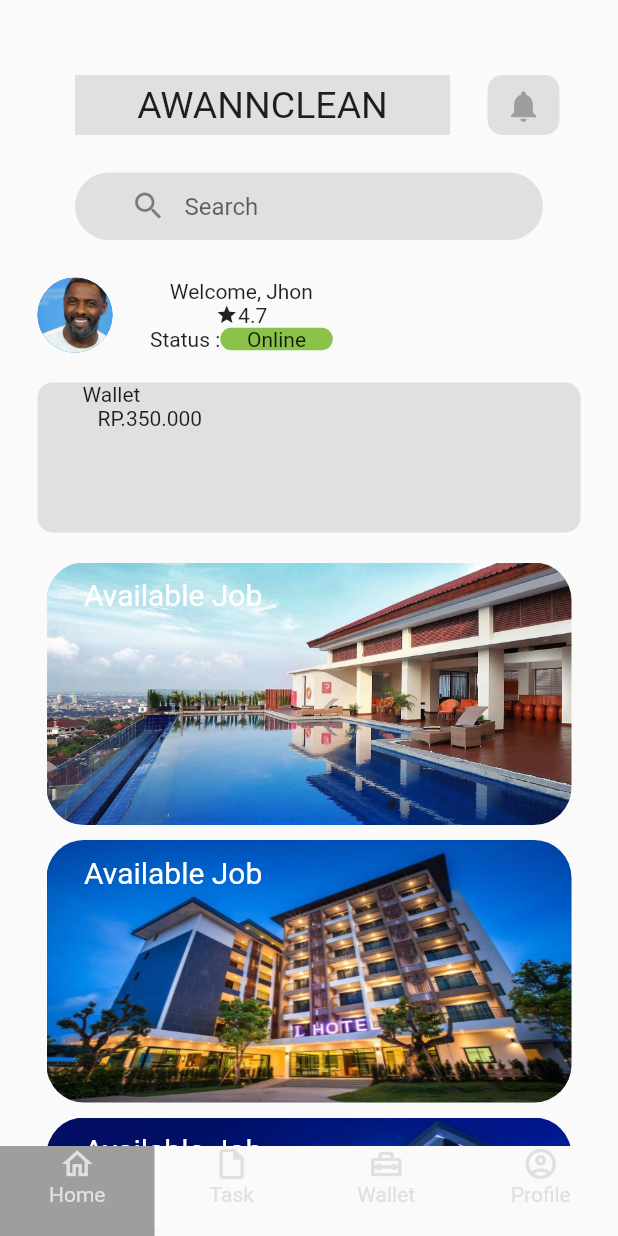
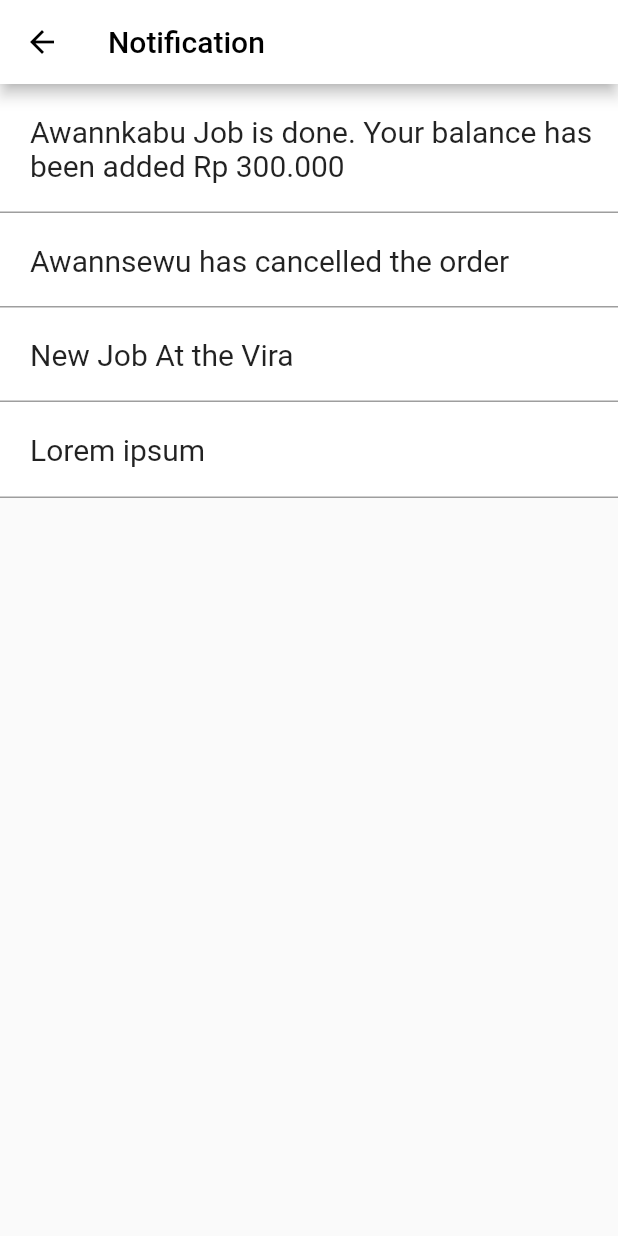
Before and after one commit to subkhanasroi/test1, a Flutter app: the ButtonNavbar screen opened directly, after a tap on the "notifications" icon, on a phone screen of 412 x 824 dp. Run offline on Flutter 3.47's test engine with Material 2 defaults, Android fonts, the phone set to English and light mode, and no system bars.

Commit message:
commit 4

```diff
--- /dev/null
+++ b/lib/HomePage/Notification/notification_screen.dart
@@ -0,0 +1,72 @@
+import 'package:flutter/material.dart';
+
+class NotificationScreen extends StatefulWidget {
+  @override
+  _NotificationScreenState createState() => _NotificationScreenState();
+}
+
+class _NotificationScreenState extends State<NotificationScreen> {
+  @override
+  Widget build(BuildContext context) {
+    return MaterialApp(
+      debugShowCheckedModeBanner: false,
+      title: 'Notification',
+      home: Scaffold(
+          appBar: AppBar(
+            leading: IconButton(
+              icon: Icon(Icons.arrow_back, color: Colors.black),
+              onPressed: () => Navigator.of(context).pop(),
+            ),
+            title: Text(
+              'Notification',
+              style: TextStyle(color: Colors.black),
+            ),
+            backgroundColor: Colors.white,
+          ),
+          body: ListView(
+            children: [
+              Container(
+                decoration: BoxDecoration(color: Colors.white, boxShadow: [
+                  BoxShadow(color: Colors.grey, spreadRadius: 1),
+                ]),
+                padding: EdgeInsets.only(left: 20, top: 20, bottom: 20),
+                child: Text(
+                  'Awannkabu Job is done. Your balance has been added Rp 300.000',
+                  style: TextStyle(fontSize: 20),
+                ),
+              ),
+              Container(
+                decoration: BoxDecoration(color: Colors.white, boxShadow: [
+                  BoxShadow(color: Colors.grey, spreadRadius: 1),
+                ]),
+                padding: EdgeInsets.only(left: 20, top: 20, bottom: 20),
+                child: Text(
+                  'Awannsewu has cancelled the order',
+                  style: TextStyle(fontSize: 20),
+                ),
+              ),
+              Container(
+                decoration: BoxDecoration(color: Colors.white, boxShadow: [
+                  BoxShadow(color: Colors.grey, spreadRadius: 1),
+                ]),
+                padding: EdgeInsets.only(left: 20, top: 20, bottom: 20),
+                child: Text(
+                  'New Job At the Vira',
+                  style: TextStyle(fontSize: 20),
+                ),
+              ),
+              Container(
+                decoration: BoxDecoration(color: Colors.white, boxShadow: [
+                  BoxShadow(color: Colors.grey, spreadRadius: 1),
+                ]),
+                padding: EdgeInsets.only(left: 20, top: 20, bottom: 20),
+                child: Text(
+                  'Lorem ipsum',
+                  style: TextStyle(fontSize: 20),
+                ),
+              ),
+            ],
+          )),
+    );
+  }
+}
--- a/lib/HomePage/Pages/homepage.dart
+++ b/lib/HomePage/Pages/homepage.dart
@@ -1,4 +1,5 @@
 import 'package:flutter/material.dart';
+import 'package:test1/HomePage/Notification/notification_screen.dart';
 
 class HomePageScreen extends StatefulWidget {
   @override
@@ -175,7 +176,9 @@ class Notification extends StatelessWidget {
                     color: Colors.grey[500],
                     iconSize: 25,
                     icon: Icon(Icons.notifications),
-                    onPressed: () {}),
+                    onPressed: () {Navigator.push(
+                        context,
+                        MaterialPageRoute(builder: (context) => NotificationScreen()));}),
               ),
             ),
           ),
--- a/lib/HomePage/buttom_navbar.dart
+++ b/lib/HomePage/buttom_navbar.dart
@@ -43,6 +43,7 @@ class _ButtonNavbarState extends State<ButtonNavbar> {
       },
       child: Container(
         height: 60,
+        padding: EdgeInsets.only(top: 10),
         width: MediaQuery.of(context).size.width / 4,
         decoration: index == _selectedItemIndex
             ? BoxDecoration(
```
Also changed, not shown: 1 other file.
